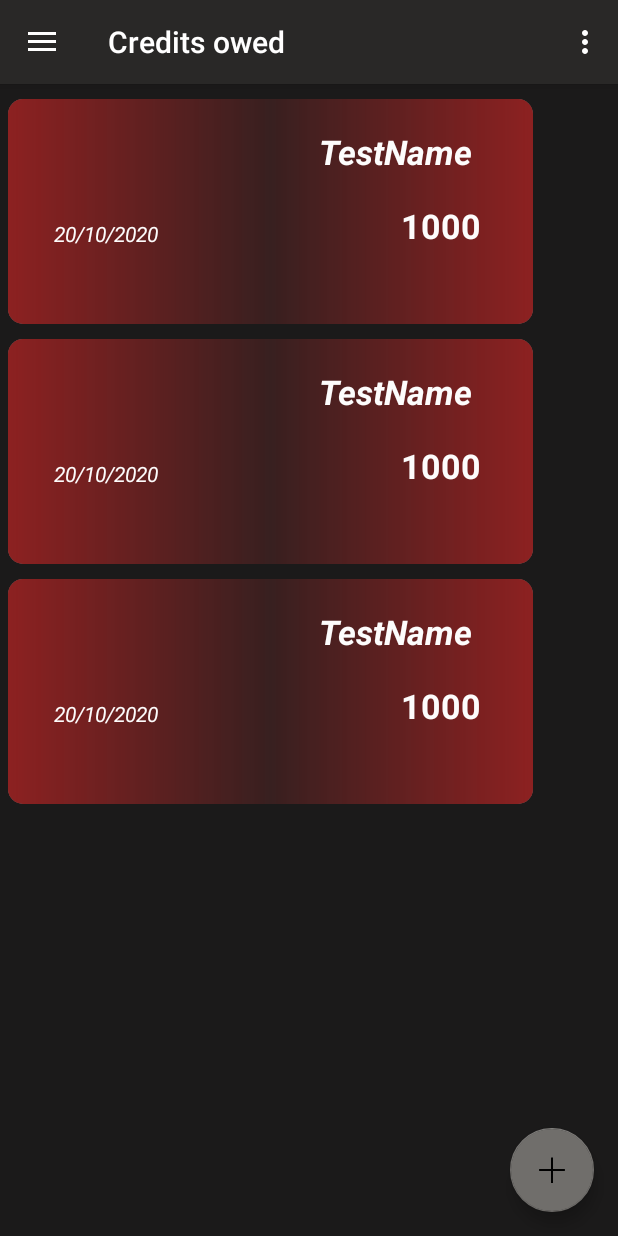
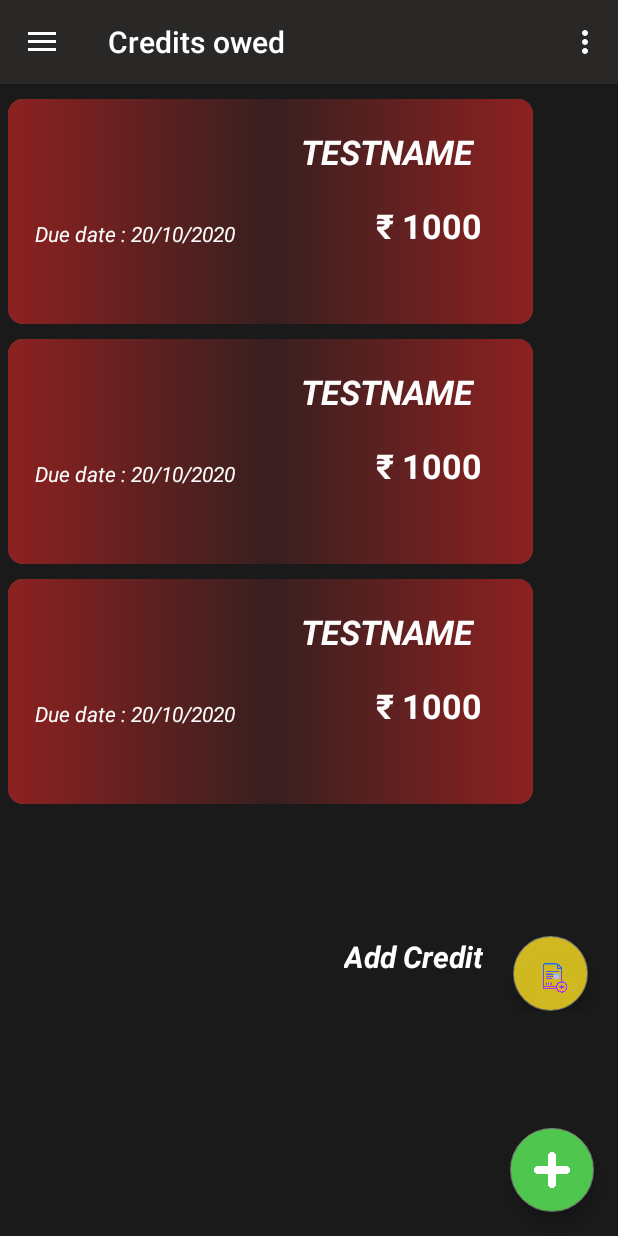
Before and after one commit to vimal97/Jarvis, an Android app: the dashboard screen opened directly, with no data from a screen before it, in the side drawer, after a tap on "Credits owed", on a phone screen of 412 x 824 dp. Run offline under Robolectric (Android 15) with nearby library versions, the phone set to English and light mode, and no system bars; our stand-ins replace navigation-ui.

Commit message:
Floating button menu template added

```diff
--- a/app/build.gradle
+++ b/app/build.gradle
@@ -56,4 +56,5 @@ dependencies {
     implementation 'pl.droidsonroids.gif:android-gif-drawable:1.1.17'
     implementation 'androidx.biometric:biometric:1.0.0-rc01'
     implementation 'de.hdodenhof:circleimageview:3.0.0'
+    implementation 'com.github.clans:fab:1.6.4'
 }
--- a/app/src/main/java/com/example/jarvis/CreditAdapter.kt
+++ b/app/src/main/java/com/example/jarvis/CreditAdapter.kt
@@ -21,9 +21,9 @@ class CreditAdapter(private val creditList: List<CreditData>) : RecyclerView.Ada
 
     override fun onBindViewHolder(holder: CreditViewHolder, position: Int) {
         val currentItem = creditList[position]
-        holder.name.text = currentItem.name
-        holder.amount.text = currentItem.amount.toString()
-        holder.dueDate.text = currentItem.return_date
+        holder.name.text = currentItem.name.toUpperCase()
+        holder.amount.text = "\u20B9 " + currentItem.amount.toString()
+        holder.dueDate.text = "Due date : " + currentItem.return_date
 
     }
 
--- a/app/src/main/java/com/example/jarvis/DebitAdapter.kt
+++ b/app/src/main/java/com/example/jarvis/DebitAdapter.kt
@@ -21,8 +21,8 @@ class DebitAdapter(private val debitList: List<DebitData>) : RecyclerView.Adapte
     override fun onBindViewHolder(holder: DebitViewHolder, position: Int) {
         val currentItem = debitList[position]
         holder.name.text = currentItem.name
-        holder.amount.text = currentItem.amount.toString()
-        holder.dueDate.text = currentItem.return_date
+        holder.amount.text = "\u20B9 " + currentItem.amount.toString()
+        holder.dueDate.text = "Due date : " + currentItem.return_date
 
     }
 
--- a/app/src/main/java/com/example/jarvis/dashboard.kt
+++ b/app/src/main/java/com/example/jarvis/dashboard.kt
@@ -1,10 +1,12 @@
 package com.example.jarvis
 
 //import android.R
+
 import android.os.Bundle
 import android.preference.PreferenceManager
 import android.view.Menu
 import android.view.View
+import android.widget.LinearLayout
 import android.widget.Toast
 import androidx.appcompat.app.AppCompatActivity
 import androidx.appcompat.widget.Toolbar
@@ -14,30 +16,36 @@ import androidx.navigation.ui.AppBarConfiguration
 import androidx.navigation.ui.navigateUp
 import androidx.navigation.ui.setupActionBarWithNavController
 import androidx.navigation.ui.setupWithNavController
-import androidx.recyclerview.widget.LinearLayoutManager
-import androidx.recyclerview.widget.RecyclerView
 import com.google.android.material.floatingactionbutton.FloatingActionButton
 import com.google.android.material.navigation.NavigationView
-import com.google.android.material.snackbar.Snackbar
 import org.json.JSONObject
 
 
 @Suppress("DEPRECATION")
 class dashboard : AppCompatActivity() {
 
+    private lateinit var fab1: LinearLayout
+    private var isFABOpen: Boolean = false
+
     private lateinit var appBarConfiguration: AppBarConfiguration
 
     override fun onCreate(savedInstanceState: Bundle?) {
         super.onCreate(savedInstanceState)
         setContentView(R.layout.activity_dashboard)
+        fab1 = findViewById<LinearLayout>(R.id.add_credit_menu)
         val toolbar: Toolbar = findViewById(R.id.toolbar)
         setSupportActionBar(toolbar)
 
 
-        val fab: FloatingActionButton = findViewById(R.id.fab)
+        val fab: FloatingActionButton = findViewById(R.id.fab_main)
         fab.setOnClickListener { view ->
-            Snackbar.make(view, "Replace with your own action", Snackbar.LENGTH_LONG)
-                .setAction("Action", null).show()
+            if (!isFABOpen) {
+                showFABMenu()
+            } else {
+                closeFABMenu()
+            }
+            //            Snackbar.make(view, "Replace with your own action", Snackbar.LENGTH_LONG)
+            //                .setAction("Action", null).show()
         }
         val drawerLayout: DrawerLayout = findViewById(R.id.drawer_layout)
         val navView: NavigationView = findViewById(R.id.nav_view)
@@ -49,12 +57,25 @@ class dashboard : AppCompatActivity() {
                 R.id.nav_home, R.id.nav_expense, R.id.nav_credits,R.id.nav_debits,R.id.nav_analysis,R.id.nav_daily_reminders,R.id.nav_normal_reminders,R.id.nav_view_reminders
             ), drawerLayout
         )
+
         setupActionBarWithNavController(navController, appBarConfiguration)
         navView.setupWithNavController(navController)
 
 
     }
 
+    //functions to handle floating button actions
+    private fun showFABMenu(): Unit {
+        isFABOpen = true
+        fab1.visibility = View.VISIBLE
+        fab1.animate().translationY((-90).toFloat())
+    }
+
+    private fun closeFABMenu() {
+        isFABOpen = false
+        fab1.animate().translationY(0F)
+        fab1.visibility = View.GONE
+    }
 
     override fun onCreateOptionsMenu(menu: Menu): Boolean {
         // Inflate the menu; this adds items to the action bar if it is present.
--- a/app/src/main/res/layout/app_bar_dashboard.xml
+++ b/app/src/main/res/layout/app_bar_dashboard.xml
@@ -20,14 +20,57 @@
 
     </com.google.android.material.appbar.AppBarLayout>
 
+
     <include layout="@layout/content_dashboard" />
 
+
+
     <com.google.android.material.floatingactionbutton.FloatingActionButton
-        android:id="@+id/fab"
+        android:id="@+id/fab_main"
         android:layout_width="wrap_content"
         android:layout_height="wrap_content"
         android:layout_gravity="bottom|end"
+        android:backgroundTint="@color/floating_button"
         android:layout_margin="@dimen/fab_margin"
-        android:src="@drawable/plus"/>
+        android:src="@drawable/plus"
+        />
+
+
+    <LinearLayout
+        android:id="@+id/add_credit_menu"
+        android:layout_width="wrap_content"
+        android:paddingTop="20dp"
+        android:layout_height="70dp"
+        android:layout_gravity="bottom|end"
+        android:layout_marginBottom="90dp"
+        android:orientation="horizontal"
+        android:visibility="gone">
+
+        <TextView
+            android:layout_width="wrap_content"
+            android:layout_height="wrap_content"
+            android:text="Add Credit"
+            android:layout_gravity="right"
+            android:textColor="@color/floating_menu"
+            android:textStyle="bold|italic"
+            android:textSize="20dp"
+            android:layout_marginTop="10dp"
+            android:layout_marginRight="20dp"
+            ></TextView>
+
+        <com.google.android.material.floatingactionbutton.FloatingActionButton
+            android:id="@+id/fab1"
+            android:layout_width="50dp"
+            android:layout_height="50dp"
+            android:layout_gravity="bottom|right"
+            android:backgroundTint="@color/floating_button_secondary"
+            android:layout_marginRight="20dp"
+            android:src="@drawable/plus_1"
+            tools:ignore="RtlCompat" />
+
+    </LinearLayout>
+
+
+
 
 </androidx.coordinatorlayout.widget.CoordinatorLayout>
--- a/app/src/main/res/layout/content_dashboard.xml
+++ b/app/src/main/res/layout/content_dashboard.xml
@@ -5,7 +5,7 @@
     android:layout_width="match_parent"
     android:layout_height="match_parent"
     app:layout_behavior="@string/appbar_scrolling_view_behavior"
-    tools:showIn="@layout/app_bar_main">
+    tools:showIn="@layout/app_bar_dashboard">
 
     <fragment
         android:id="@+id/nav_host_fragment"
--- a/app/src/main/res/values/colors.xml
+++ b/app/src/main/res/values/colors.xml
@@ -9,5 +9,8 @@
     <color name="headline">#BBBBBB</color>
     <color name="nav_header_background">#292827</color>
     <color name="cardview_background">#F783837F</color>
+    <color name="floating_button">#D759E859</color>
+    <color name="floating_button_secondary">#CBFFE122</color>
     <color name="cardViewHeadline">#FDFCFC</color>
+    <color name="floating_menu">@android:color/white</color>
 </resources>
```
Also changed, not shown: app/src/main/res/drawable/plus.png, app/src/main/res/drawable/plus_1.png (added).
